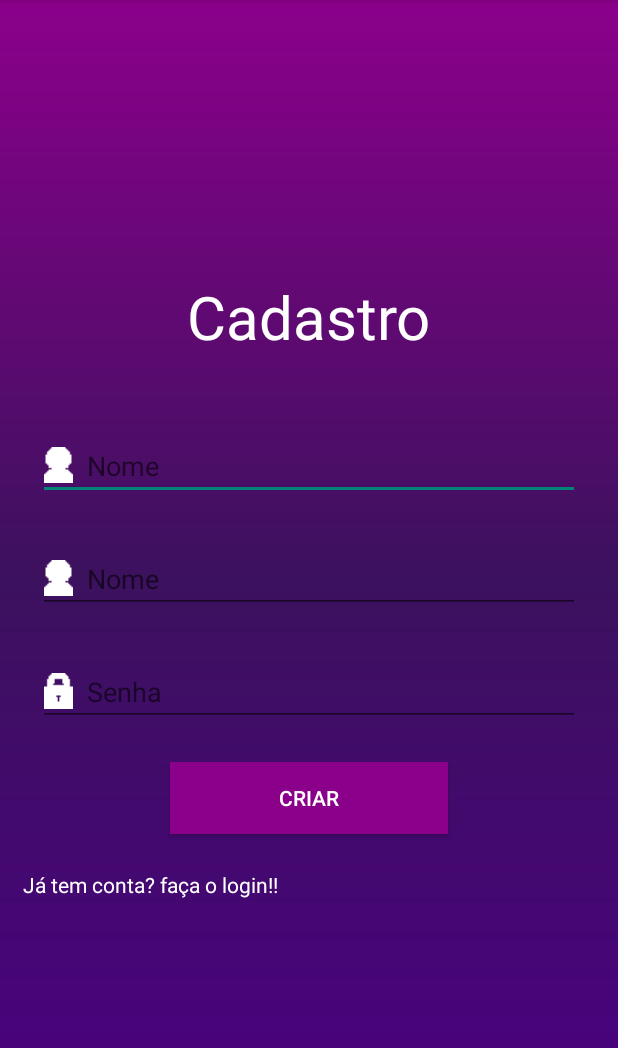
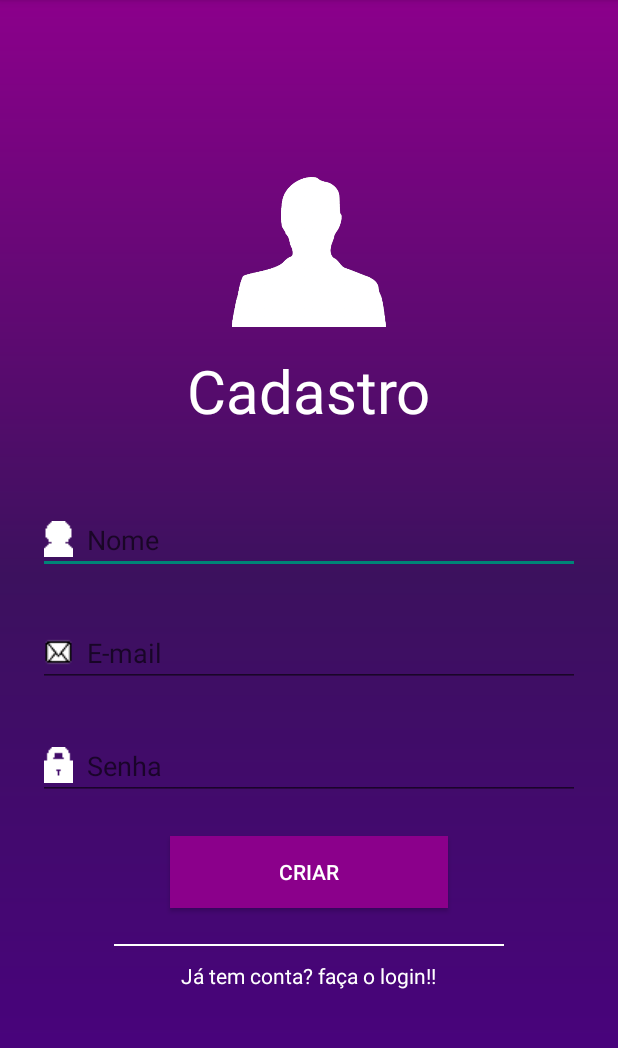
Before and after one commit to ClovisReis/NutrifoodTuxn, an Android app: the CadastroActivity screen opened directly, with no data from a screen before it, on a phone screen of 412 x 824 dp, the part 84-1132 px from its top. Run offline under Robolectric (Android 15) with nearby library versions, the phone set to English and light mode, and no system bars; our stand-ins replace Firebase (no records; nobody signed in at launch, a user with empty details on screens opened directly).

Commit message:
Ajustes layouts

```diff
--- a/app/src/main/res/layout/activity_cadastro.xml
+++ b/app/src/main/res/layout/activity_cadastro.xml
@@ -14,6 +14,15 @@
         android:layout_gravity="center_vertical">
 
         <!-- Nome Label -->
+
+
+        <ImageView
+            android:layout_width="wrap_content"
+            android:layout_marginTop="10sp"
+            android:layout_height="100sp"
+            android:src="@drawable/anonimo2"
+            android:layout_gravity="center_horizontal"/>
+
 
         <TextView
             android:layout_width="wrap_content"
@@ -46,9 +55,9 @@
             android:inputType="textEmailAddress"
             android:layout_marginLeft="10sp"
             android:layout_marginTop="30sp"
-            android:drawableLeft="@drawable/usuario"
+            android:drawableLeft="@drawable/msg"
             android:layout_marginRight="10sp"
-            android:hint="  Nome"/>
+            android:hint="  E-mail"/>
 
 
         <!-- Password Label -->
@@ -78,15 +87,21 @@
             android:id="@+id/button_cadastrar"
             android:text="Criar"/>
 
+        <View
+            android:layout_width="260sp"
+            android:layout_gravity="center_horizontal"
+            android:layout_height="1dp"
+            android:background="@color/white"
+            android:focusable="false" />
+
         <TextView
             android:layout_width="wrap_content"
             android:layout_height="wrap_content"
-            android:textAppearance="?android:attr/textAppearanceSmall"
             android:text="@string/fazer_login"
             android:id="@+id/textView2"
             android:textColor="@color/white"
-            android:layout_below="@+id/button_cadastrar"
-            android:layout_centerHorizontal="true"
+            android:layout_marginTop="10sp"
+            android:layout_gravity="center_horizontal"
             android:onClick="abrirLoginUsuario" />
 
     </LinearLayout>
--- a/app/src/main/res/layout/activity_login.xml
+++ b/app/src/main/res/layout/activity_login.xml
@@ -40,7 +40,7 @@
             android:id="@+id/input_emaillogin"
             android:layout_width="match_parent"
             android:layout_marginLeft="10sp"
-            android:drawableLeft="@drawable/usuario"
+            android:drawableLeft="@drawable/msg"
             android:layout_marginTop="50sp"
 
             android:layout_marginRight="10sp"
```
Also changed, not shown: app/src/main/res/layout/activity_reset.xml (+1 -9 lines), app/src/main/res/drawable/Plano de Fundo.png (added), app/src/main/res/drawable/anonimo2.png (added), app/src/main/res/drawable/msg.png (added), app/src/main/res/drawable/recuperarsenha.png (added).
